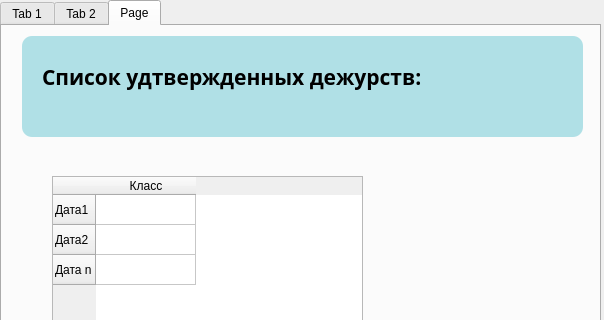
Old version of the form admin_wind.ui in the repository sk3feel/YandexProject1; both pictures show x 0 to 604 and y 0 to 320 of the 604 by 561 pixel window.
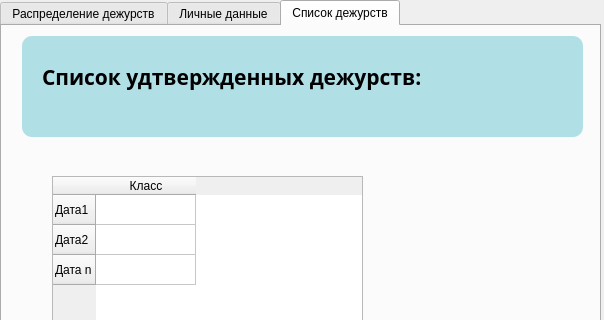
New version of the form. The open tabs and pages were chosen to show the change.

Commit message: Первая форма для авторизации

Patch:
```diff
--- a/admin_wind.ui
+++ b/admin_wind.ui
@@ -28,7 +28,7 @@
     </property>
     <widget class="QWidget" name="Kalendar">
      <attribute name="title">
-      <string>Tab 1</string>
+      <string>Распределение дежурств</string>
      </attribute>
      <widget class="QFrame" name="frame_2">
       <property name="geometry">
@@ -221,7 +221,7 @@
     </widget>
     <widget class="QWidget" name="tab_2">
      <attribute name="title">
-      <string>Tab 2</string>
+      <string>Личные данные</string>
      </attribute>
      <widget class="QFrame" name="frame">
       <property name="geometry">
@@ -487,7 +487,7 @@
     </widget>
     <widget class="QWidget" name="tab_4">
      <attribute name="title">
-      <string>Page</string>
+      <string>Список дежурств</string>
      </attribute>
      <widget class="QTableWidget" name="tableWidget_2">
       <property name="geometry">
```
Left out of the diff: 2 changed lines with no effect on the pictures. The commit also changes 4 other files.
